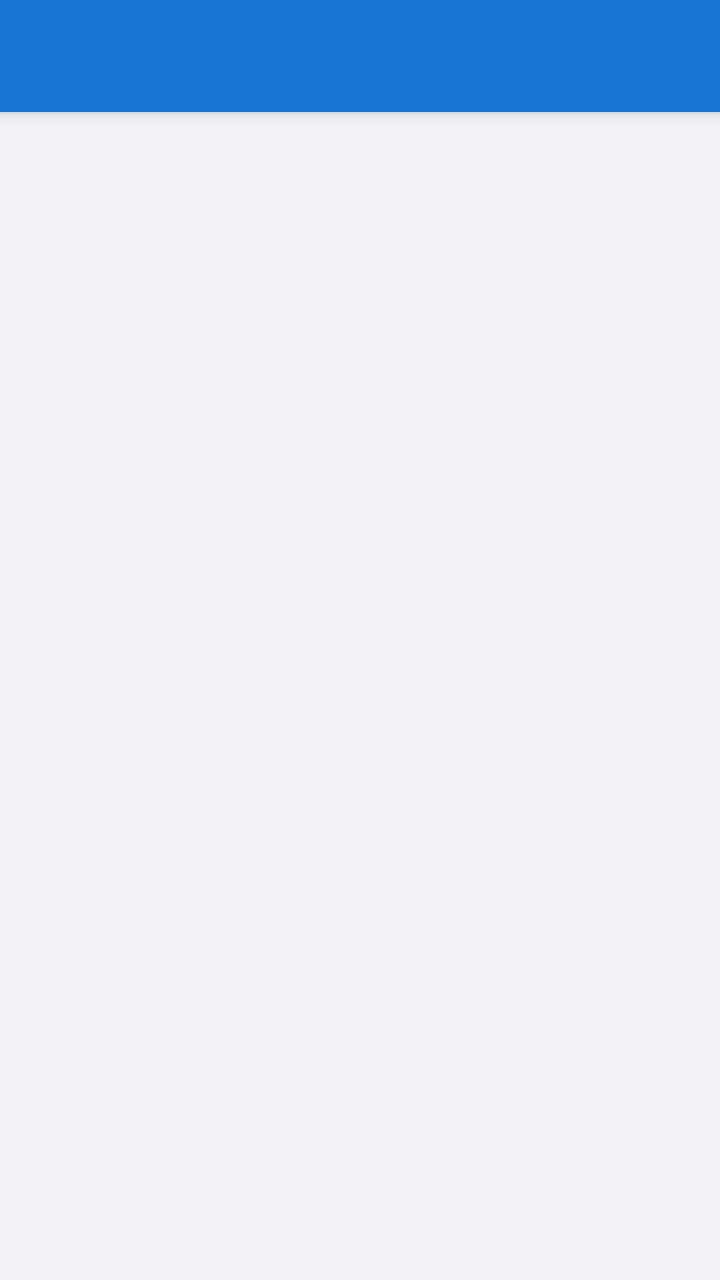
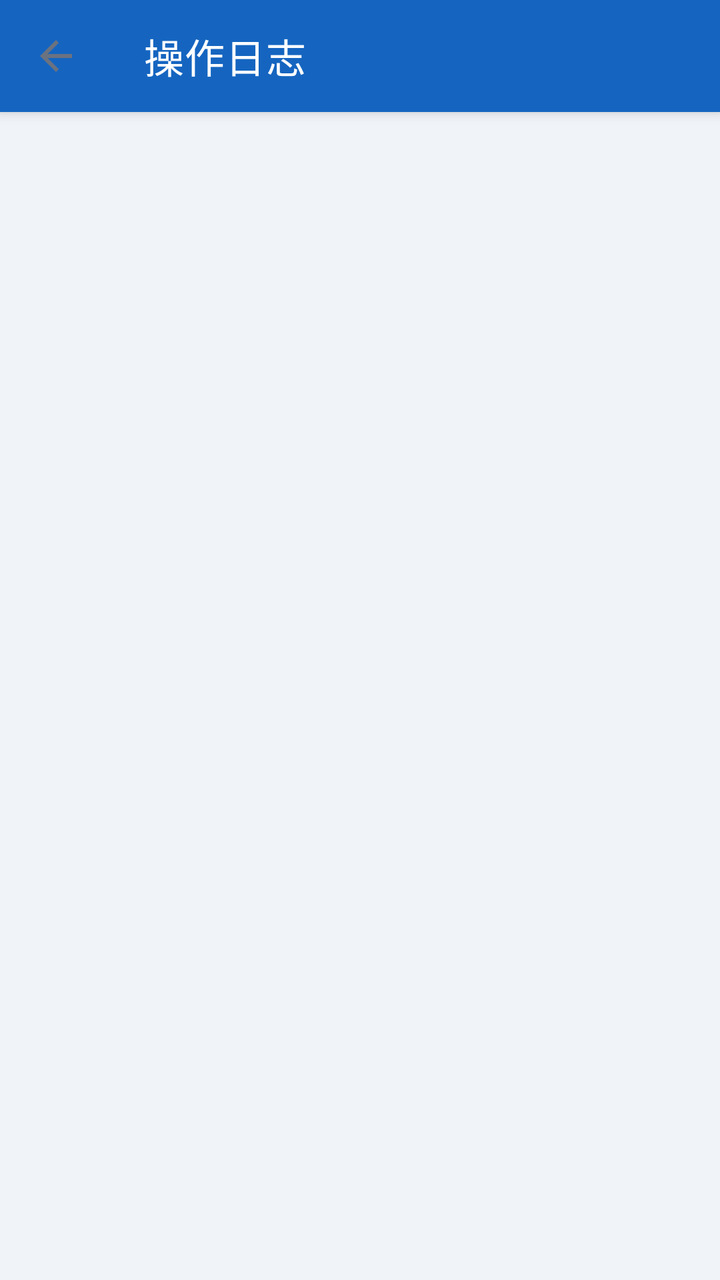

An Android layout rendered at two revisions. The XML below is the earlier revision; the diff shows what the commit changed to produce the second picture.
<!-- AndroidManifest.xml: application theme Theme.SmsAutoReply -->
<!-- res/layout/activity_log.xml -->
<?xml version="1.0" encoding="utf-8"?>
<LinearLayout xmlns:android="http://schemas.android.com/apk/res/android"
    android:layout_width="match_parent"
    android:layout_height="match_parent"
    android:orientation="vertical"
    android:background="@color/page_bg">

    <androidx.appcompat.widget.Toolbar
        android:id="@+id/toolbar"
        android:layout_width="match_parent"
        android:layout_height="?attr/actionBarSize"
        android:background="@color/primary"
        android:elevation="4dp" />

    <ListView
        android:id="@+id/list_logs"
        android:layout_width="match_parent"
        android:layout_height="match_parent"
        android:divider="@android:color/transparent"
        android:dividerHeight="0dp"
        android:padding="8dp"
        android:clipToPadding="false" />

</LinearLayout>
<!-- resources referenced by this layout -->
<resources>
  <color name="page_bg">#F0F2F5</color>
  <color name="primary">#1976D2</color>
  <style name="Theme.SmsAutoReply" parent="Theme.AppCompat.Light.DarkActionBar">
          <item name="colorPrimary">#FF1976D2</item>
          <item name="colorPrimaryDark">#FF1565C0</item>
          <item name="colorAccent">#FF26A69A</item>
          <item name="android:statusBarColor">#FF1565C0</item>
      </style>
</resources>

<!-- the commit's change to res/layout/activity_log.xml (unified diff, before → after) -->
@@ -1,5 +1,6 @@
 <?xml version="1.0" encoding="utf-8"?>
 <LinearLayout xmlns:android="http://schemas.android.com/apk/res/android"
+    xmlns:app="http://schemas.android.com/apk/res-auto"
     android:layout_width="match_parent"
     android:layout_height="match_parent"
     android:orientation="vertical"
@@ -10,7 +11,10 @@
         android:layout_width="match_parent"
         android:layout_height="?attr/actionBarSize"
         android:background="@color/primary"
-        android:elevation="4dp" />
+        android:elevation="4dp"
+        app:title="操作日志"
+        app:titleTextColor="@color/on_primary"
+        app:navigationIcon="?attr/homeAsUpIndicator" />
 
     <ListView
         android:id="@+id/list_logs"
@@ -18,7 +22,7 @@
         android:layout_height="match_parent"
         android:divider="@android:color/transparent"
         android:dividerHeight="0dp"
-        android:padding="8dp"
+        android:padding="12dp"
         android:clipToPadding="false" />
 
 </LinearLayout>
<!-- resource entries referenced after the edit -->
@@ -1,12 +1,41 @@
 <!-- resources referenced by this layout -->
 <resources>
-  <color name="page_bg">#F0F2F5</color>
-  <color name="primary">#1976D2</color>
-  <style name="Theme.SmsAutoReply" parent="Theme.AppCompat.Light.DarkActionBar">
-          <item name="colorPrimary">#FF1976D2</item>
-          <item name="colorPrimaryDark">#FF1565C0</item>
-          <item name="colorAccent">#FF26A69A</item>
-          <item name="android:statusBarColor">#FF1565C0</item>
+  <color name="on_primary">#FFFFFF</color>
+  <color name="page_bg">#F0F4F8</color>
+  <color name="primary">#1565C0</color>
+  <style name="Theme.SmsAutoReply" parent="Theme.MaterialComponents.Light.NoActionBar">
+          
+          <item name="colorPrimary">@color/primary</item>
+          <item name="colorPrimaryDark">@color/primary_dark</item>
+          <item name="colorOnPrimary">@color/on_primary</item>
+  
+          
+          <item name="colorSecondary">@color/secondary</item>
+          <item name="colorOnSecondary">@color/on_secondary</item>
+  
+          
+          <item name="colorSurface">@color/surface</item>
+          <item name="android:colorBackground">@color/page_bg</item>
+  
+          
+          <item name="android:statusBarColor">@color/primary_dark</item>
+  
+          
+          <item name="toolbarStyle">@style/Widget.MaterialComponents.Toolbar.Primary</item>
+  
+          
+          <item name="shapeAppearanceSmallComponent">@style/ShapeAppearance.MaterialComponents.SmallComponent</item>
+          <item name="shapeAppearanceMediumComponent">@style/ShapeAppearance.MaterialComponents.MediumComponent</item>
+  
+          
+          <item name="colorAccent">@color/accent</item>
+          <item name="colorControlNormal">@color/text_secondary</item>
       </style>
+  <color name="primary_dark">#0D47A1</color>
+  <color name="secondary">#00897B</color>
+  <color name="on_secondary">#FFFFFF</color>
+  <color name="surface">#FFFFFF</color>
+  <color name="accent">#26A69A</color>
+  <color name="text_secondary">#6B7280</color>
 </resources>
 
